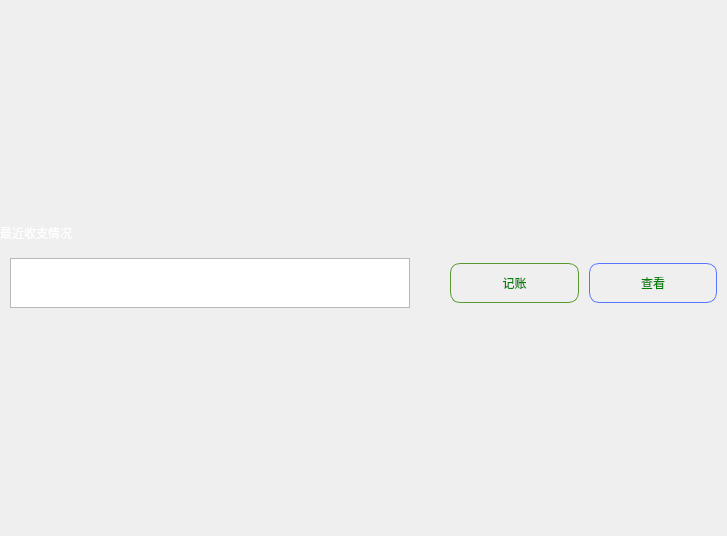
This is FileManagement/MoneyManage.ui in hhyvs111/FileManagement as Qt 5 draws it before an edit. The edited form follows.
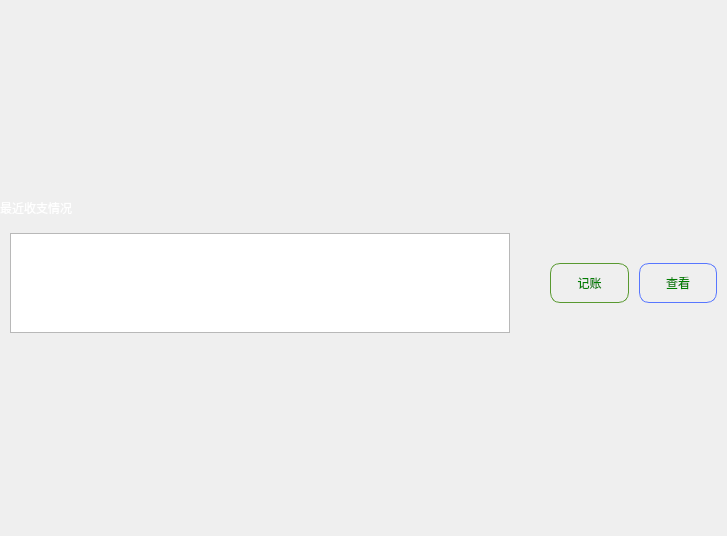
This is the edited form. Icons and pictures are not drawn.

```diff
--- a/FileManagement/MoneyManage.ui
+++ b/FileManagement/MoneyManage.ui
@@ -96,8 +96,8 @@
          </property>
          <property name="minimumSize">
           <size>
-           <width>400</width>
-           <height>50</height>
+           <width>500</width>
+           <height>100</height>
           </size>
          </property>
          <property name="maximumSize">
```
Left out of the diff: 22 changed lines with no effect on the pictures.
